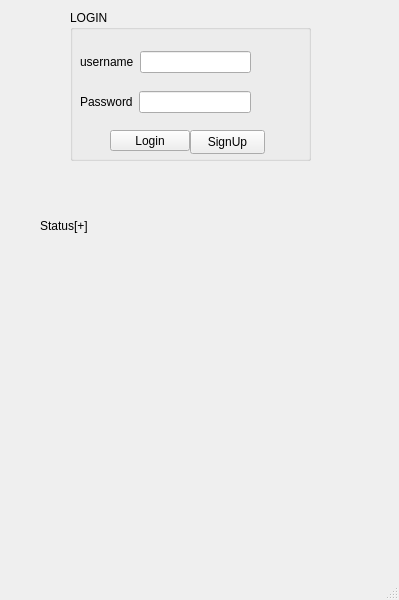
This is LibraryManagementSoftware/LibraryManagementSoftware/login.ui in vashutangri/library_management_system as Qt 5 draws it before an edit. The edited form follows.
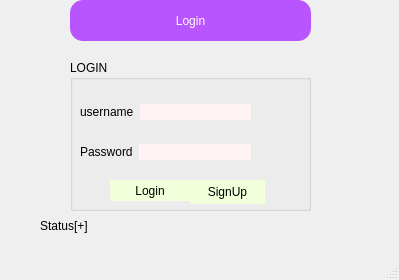
This is the edited form.

The edit to the form file:
```diff
--- a/LibraryManagementSoftware/LibraryManagementSoftware/login.ui
+++ b/LibraryManagementSoftware/LibraryManagementSoftware/login.ui
@@ -7,12 +7,27 @@
     <x>0</x>
     <y>0</y>
     <width>399</width>
-    <height>600</height>
+    <height>280</height>
    </rect>
   </property>
   <property name="windowTitle">
    <string>Login</string>
   </property>
+  <property name="styleSheet">
+   <string notr="true">QPushButton{
+background-color: rgb(242, 255, 219);
+
+font: 350 9pt &quot;Segoe UI Variable Text Semiligh&quot;;
+
+border-radius:20%;
+border:2px;
+font: 12pt &quot;Segoe UI&quot;;
+}
+QPushButton:hover{
+        background-color: rgb(255, 231, 212)
+}
+</string>
+  </property>
   <widget class="QWidget" name="centralwidget">
    <widget class="QLabel" name="label">
     <property name="geometry">
@@ -31,7 +46,7 @@
     <property name="geometry">
      <rect>
       <x>70</x>
-      <y>10</y>
+      <y>60</y>
       <width>241</width>
       <height>151</height>
      </rect>
@@ -70,7 +85,12 @@
        </widget>
       </item>
       <item>
-       <widget class="QLineEdit" name="lineEdit_username"/>
+       <widget class="QLineEdit" name="lineEdit_username">
+        <property name="styleSheet">
+         <string notr="true">background-color: rgb(255, 244, 243);
+border-radius:18%;</string>
+        </property>
+       </widget>
       </item>
      </layout>
     </widget>
@@ -92,7 +112,15 @@
        </widget>
       </item>
       <item>
-       <widget class="QLineEdit" name="lineEdit_password"/>
+       <widget class="QLineEdit" name="lineEdit_password">
+        <property name="styleSheet">
+         <string notr="true">background-color: rgb(255, 244, 243);
+border-radius:18%;</string>
+        </property>
+        <property name="echoMode">
+         <enum>QLineEdit::Password</enum>
+        </property>
+       </widget>
       </item>
      </layout>
     </widget>
@@ -110,16 +138,28 @@
      </property>
     </widget>
    </widget>
-  </widget>
-  <widget class="QMenuBar" name="menubar">
-   <property name="geometry">
-    <rect>
-     <x>0</x>
-     <y>0</y>
-     <width>399</width>
-     <height>22</height>
-    </rect>
-   </property>
+   <widget class="QLabel" name="label_6">
+    <property name="geometry">
+     <rect>
+      <x>70</x>
+      <y>0</y>
+      <width>241</width>
+      <height>41</height>
+     </rect>
+    </property>
+    <property name="styleSheet">
+     <string notr="true">font: 20pt &quot;Arial&quot;;
+color:white;
+background-color:rgb(184, 85, 255);
+border-radius:13%;</string>
+    </property>
+    <property name="text">
+     <string>Login</string>
+    </property>
+    <property name="alignment">
+     <set>Qt::AlignCenter</set>
+    </property>
+   </widget>
   </widget>
   <widget class="QStatusBar" name="statusbar"/>
  </widget>
```
Left out of the diff: 2 changed lines with no effect on the pictures.
